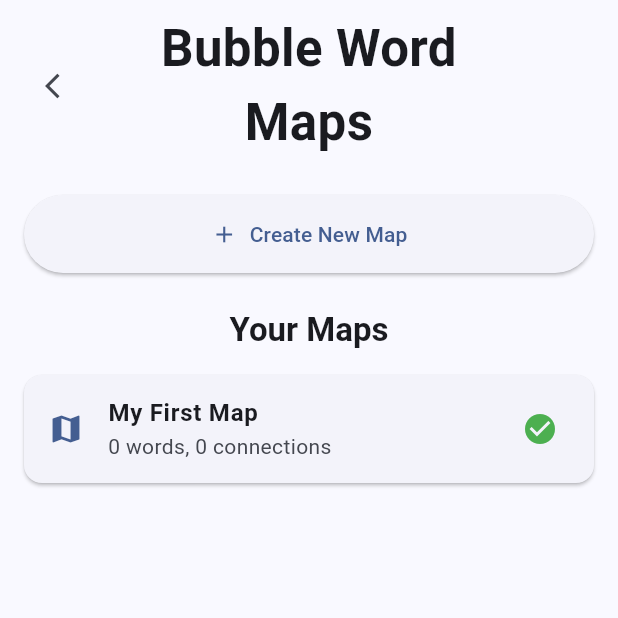
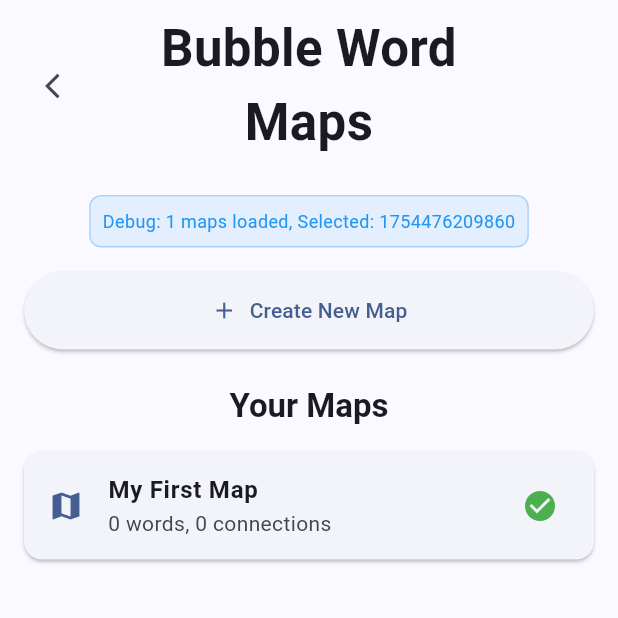
Before and after one commit to skmonio/FlashCardWork, a Flutter app: the BubbleWordMapSelectionView screen opened directly, on a phone screen of 412 x 824 dp, the top half of it. Run offline on Flutter 3.47's test engine with Material 3 defaults, Android fonts, the phone set to English and light mode, and no system bars; our stand-ins replace audioplayers, file_picker, shared_preferences; accounts and stored records are empty.

Commit message:
Add debugging to bubble word map loading to identify why saved maps aren't showing

```diff
--- a/flashcard_app/lib/providers/bubble_word_provider.dart
+++ b/flashcard_app/lib/providers/bubble_word_provider.dart
@@ -91,13 +91,22 @@ class BubbleWordProvider extends ChangeNotifier {
 
   // Initialize
   Future<void> initialize() async {
+    print('BubbleWordProvider: Initializing...');
     await loadData();
+    print('BubbleWordProvider: After loadData, maps count: ${_maps.length}');
+
     if (_maps.isEmpty) {
+      print('BubbleWordProvider: No maps found, creating default map');
       createDefaultMap();
     }
+
     if (_selectedMapId == null && _maps.isNotEmpty) {
       _selectedMapId = _maps.first.id;
+      print('BubbleWordProvider: Set selected map to first map: $_selectedMapId');
     }
+
+    print('BubbleWordProvider: Initialization complete. Maps: ${_maps.length}, Selected: $_selectedMapId');
+    notifyListeners();
   }
 
   // Map Management
@@ -417,17 +426,23 @@ class BubbleWordProvider extends ChangeNotifier {
     final prefs = await SharedPreferences.getInstance();
 
     final mapsString = prefs.getString('BubbleWordMaps');
+    print('BubbleWordProvider: Loading data, mapsString: ${mapsString?.substring(0, mapsString.length > 100 ? 100 : mapsString.length)}...');
+
     if (mapsString != null) {
       try {
         final mapsJson = jsonDecode(mapsString) as List<dynamic>;
         _maps = mapsJson.map((json) => BubbleWordMap.fromJson(json)).toList();
+        print('BubbleWordProvider: Successfully loaded ${_maps.length} maps');
       } catch (e) {
         print('Error loading bubble word maps: $e');
         _maps = [];
       }
+    } else {
+      print('BubbleWordProvider: No saved maps found');
     }
 
     _selectedMapId = prefs.getString('BubbleWordSelectedMap');
+    print('BubbleWordProvider: Selected map ID: $_selectedMapId');
 
     final overlayMaps = prefs.getStringList('BubbleWordOverlayMaps');
     if (overlayMaps != null) {
--- a/flashcard_app/lib/views/bubble_word_map_selection_view.dart
+++ b/flashcard_app/lib/views/bubble_word_map_selection_view.dart
@@ -17,8 +17,13 @@ class _BubbleWordMapSelectionViewState extends State<BubbleWordMapSelectionView>
   @override
   void initState() {
     super.initState();
-    WidgetsBinding.instance.addPostFrameCallback((_) {
-      context.read<BubbleWordProvider>().initialize();
+    WidgetsBinding.instance.addPostFrameCallback((_) async {
+      final provider = context.read<BubbleWordProvider>();
+      await provider.initialize();
+      print('BubbleWordMapSelectionView: Maps loaded: ${provider.maps.length}');
+      for (final map in provider.maps) {
+        print('Map: ${map.name} (${map.id}) - ${map.nodes.length} nodes, ${map.connections.length} connections');
+      }
     });
   }
 
@@ -48,6 +53,21 @@ class _BubbleWordMapSelectionViewState extends State<BubbleWordMapSelectionView>
                   padding: const EdgeInsets.all(16),
                   child: Column(
                     children: [
+                      // Debug info
+                      Container(
+                        padding: const EdgeInsets.all(8),
+                        margin: const EdgeInsets.only(bottom: 16),
+                        decoration: BoxDecoration(
+                          color: Colors.blue.withOpacity(0.1),
+                          borderRadius: BorderRadius.circular(8),
+                          border: Border.all(color: Colors.blue.withOpacity(0.3)),
+                        ),
+                        child: Text(
+                          'Debug: ${provider.maps.length} maps loaded, Selected: ${provider.selectedMapId ?? "none"}',
+                          style: const TextStyle(fontSize: 12, color: Colors.blue),
+                        ),
+                      ),
+
                       // Welcome message
                       if (provider.maps.isEmpty) ...[
                         const SizedBox(height: 40),
```
